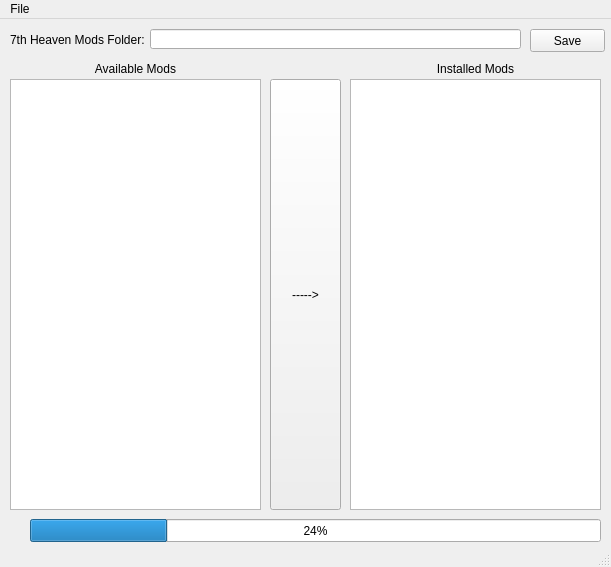
Old version of the form g.ui in the repository dotaxis/python-7h-steamdeck-catalog.
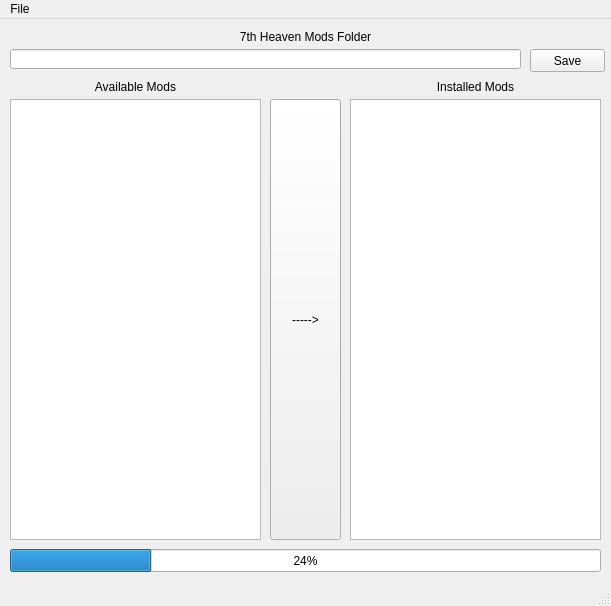
New version of the form.

Commit message: Get catalog from web

What changed in the file:
```diff
--- a/g.ui
+++ b/g.ui
@@ -7,7 +7,7 @@
     <x>0</x>
     <y>0</y>
     <width>611</width>
-    <height>567</height>
+    <height>606</height>
    </rect>
   </property>
   <property name="acceptDrops">
@@ -22,20 +22,23 @@
      <rect>
       <x>10</x>
       <y>10</y>
-      <width>151</width>
-      <height>21</height>
+      <width>591</width>
+      <height>16</height>
      </rect>
     </property>
     <property name="text">
-     <string>7th Heaven Mods Folder:</string>
+     <string>7th Heaven Mods Folder</string>
+    </property>
+    <property name="alignment">
+     <set>Qt::AlignCenter</set>
     </property>
    </widget>
    <widget class="QLineEdit" name="txtModFolder">
     <property name="geometry">
      <rect>
-      <x>150</x>
-      <y>10</y>
-      <width>371</width>
+      <x>10</x>
+      <y>30</y>
+      <width>511</width>
       <height>20</height>
      </rect>
     </property>
@@ -44,7 +47,7 @@
     <property name="geometry">
      <rect>
       <x>530</x>
-      <y>10</y>
+      <y>30</y>
       <width>75</width>
       <height>23</height>
      </rect>
@@ -57,9 +60,9 @@
     <property name="geometry">
      <rect>
       <x>10</x>
-      <y>60</y>
+      <y>80</y>
       <width>251</width>
-      <height>431</height>
+      <height>441</height>
      </rect>
     </property>
    </widget>
@@ -67,9 +70,9 @@
     <property name="geometry">
      <rect>
       <x>10</x>
-      <y>40</y>
+      <y>60</y>
       <width>251</width>
-      <height>20</height>
+      <height>16</height>
      </rect>
     </property>
     <property name="text">
@@ -83,9 +86,9 @@
     <property name="geometry">
      <rect>
       <x>350</x>
-      <y>60</y>
+      <y>80</y>
       <width>251</width>
-      <height>431</height>
+      <height>441</height>
      </rect>
     </property>
    </widget>
@@ -93,9 +96,9 @@
     <property name="geometry">
      <rect>
       <x>350</x>
-      <y>40</y>
+      <y>60</y>
       <width>251</width>
-      <height>20</height>
+      <height>16</height>
      </rect>
     </property>
     <property name="text">
@@ -109,9 +112,9 @@
     <property name="geometry">
      <rect>
       <x>270</x>
-      <y>60</y>
+      <y>80</y>
       <width>71</width>
-      <height>431</height>
+      <height>441</height>
      </rect>
     </property>
     <property name="text">
@@ -121,9 +124,9 @@
    <widget class="QProgressBar" name="progInstallingMod">
     <property name="geometry">
      <rect>
-      <x>30</x>
-      <y>500</y>
-      <width>571</width>
+      <x>10</x>
+      <y>530</y>
+      <width>591</width>
       <height>23</height>
      </rect>
     </property>
```
The commit also changes 2 other files.
